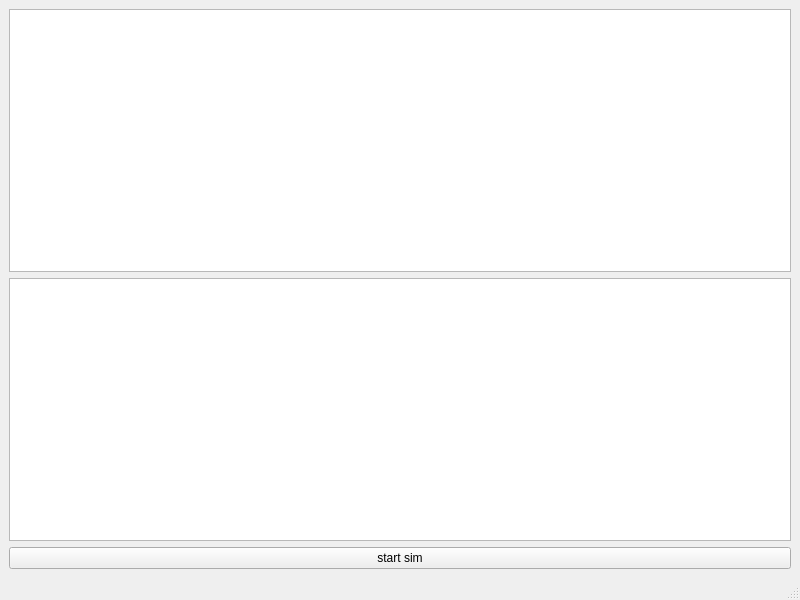
Old version of the form ElegantDISManager/hub.ui in the repository ZYunfeii/ElegantDIS.
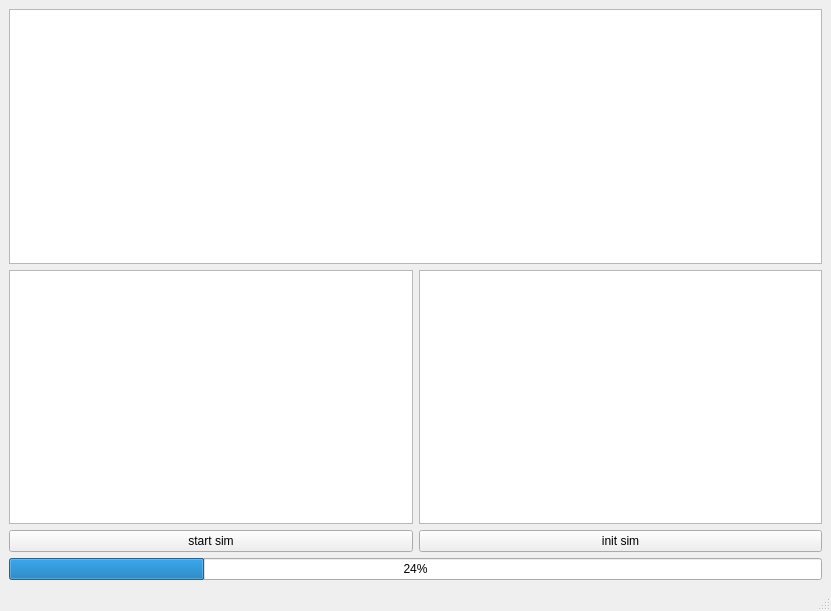
New version of the form.

Diff of the .ui file:
```diff
--- a/ElegantDISManager/hub.ui
+++ b/ElegantDISManager/hub.ui
@@ -6,8 +6,8 @@
    <rect>
     <x>0</x>
     <y>0</y>
-    <width>800</width>
-    <height>600</height>
+    <width>831</width>
+    <height>611</height>
    </rect>
   </property>
   <property name="windowTitle">
@@ -16,15 +16,44 @@
   <widget class="QWidget" name="centralwidget">
    <layout class="QGridLayout" name="gridLayout">
     <item row="0" column="0">
-     <widget class="QTextBrowser" name="text_browser"/>
+     <layout class="QVBoxLayout" name="verticalLayout">
+      <item>
+       <widget class="QTextBrowser" name="text_browser"/>
+      </item>
+      <item>
+       <layout class="QHBoxLayout" name="horizontalLayout">
+        <item>
+         <widget class="QTreeView" name="topic_tree_view"/>
+        </item>
+        <item>
+         <widget class="QTextBrowser" name="sim_text_browser"/>
+        </item>
+       </layout>
+      </item>
+      <item>
+       <layout class="QHBoxLayout" name="horizontalLayout_2">
+        <item>
+         <widget class="QPushButton" name="start_sim_button">
+          <property name="text">
+           <string>start sim</string>
+          </property>
+         </widget>
+        </item>
+        <item>
+         <widget class="QPushButton" name="init_sim_button">
+          <property name="text">
+           <string>init sim</string>
+          </property>
+         </widget>
+        </item>
+       </layout>
+      </item>
+     </layout>
     </item>
     <item row="1" column="0">
-     <widget class="QTextBrowser" name="topic_browser"/>
-    </item>
-    <item row="2" column="0">
-     <widget class="QPushButton" name="start_sim_button">
-      <property name="text">
-       <string>start sim</string>
+     <widget class="QProgressBar" name="sim_process_bar">
+      <property name="value">
+       <number>24</number>
       </property>
      </widget>
     </item>
```
Left out of the diff: 2 changed lines with no effect on the pictures.
